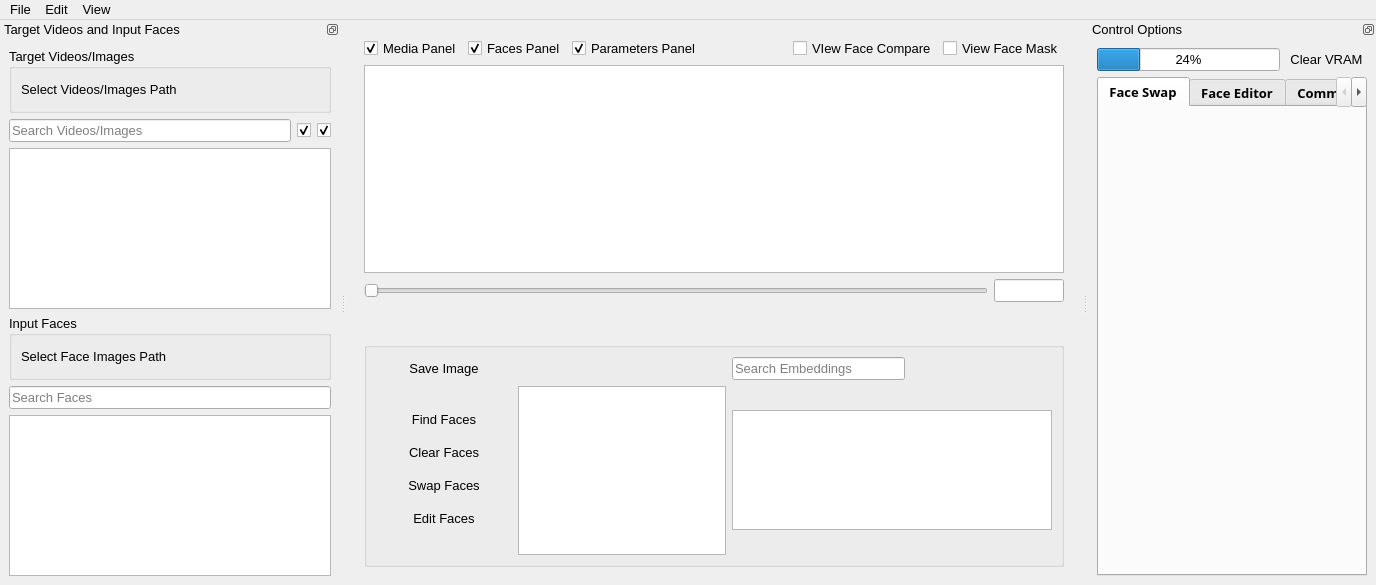
Elricfae/VisoMaster---Modded, file app/ui/core/MainWindow.ui: the form before one commit.
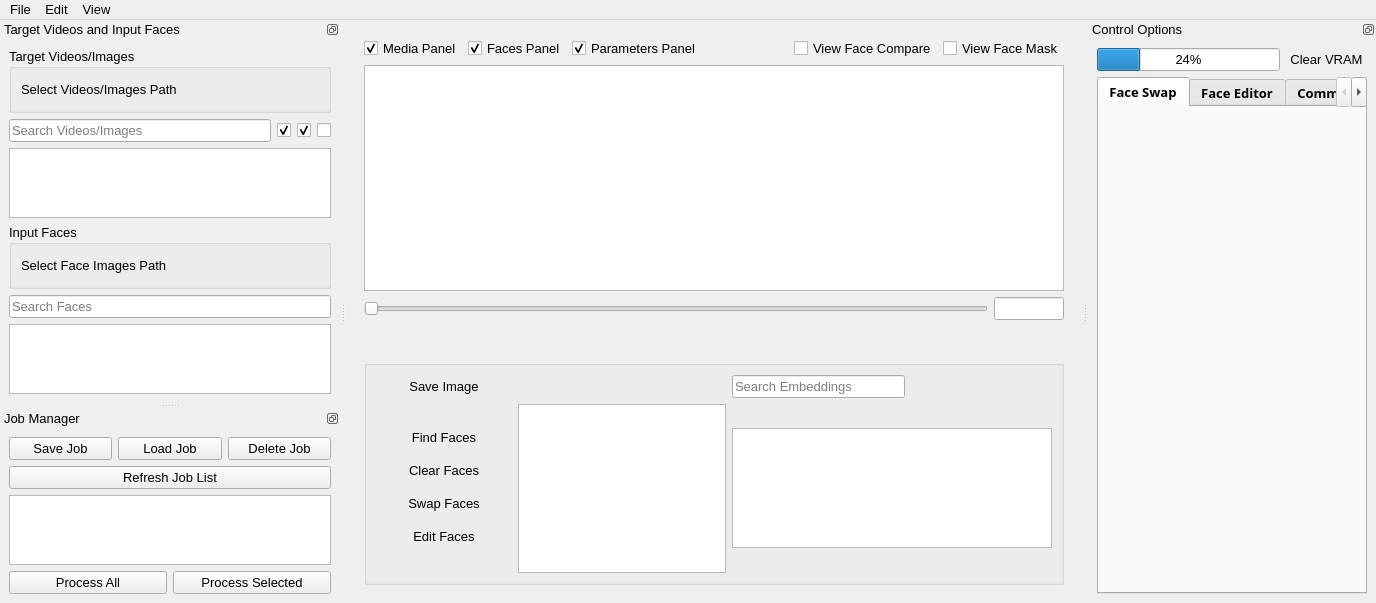
The form after the commit. Icons and pictures are not drawn.

Commit message: Added Job Manager mod

Patch:
```diff
--- a/app/ui/core/MainWindow.ui
+++ b/app/ui/core/MainWindow.ui
@@ -81,7 +81,7 @@
          <item>
           <widget class="QCheckBox" name="faceCompareCheckBox">
            <property name="text">
-            <string>VIew Face Compare</string>
+            <string>View Face Compare</string>
            </property>
           </widget>
          </item>
@@ -809,6 +809,23 @@
            </property>
           </widget>
          </item>
+         <item>
+          <widget class="QCheckBox" name="filterWebcamsCheckBox">
+           <property name="toolTip">
+            <string>Include Webcams</string>
+           </property>
+           <property name="text">
+            <string/>
+           </property>
+           <property name="icon">
+            <iconset resource="media.qrc">
+             <normaloff>:/media/media/webcam.png</normaloff>:/media/media/webcam.png</iconset>
+           </property>
+           <property name="checked">
+            <bool>false</bool>
+           </property>
+          </widget>
+         </item>
         </layout>
        </item>
        <item>
@@ -892,6 +909,78 @@
     </layout>
    </widget>
   </widget>
+  <widget class="QDockWidget" name="jobManagerDockWidget">
+    <property name="windowTitle">
+      <string>Job Manager</string>
+    </property>
+    <property name="features">
+      <set>QDockWidget::DockWidgetFeature::DockWidgetFloatable|QDockWidget::DockWidgetFeature::DockWidgetMovable</set>
+    </property>
+    <attribute name="dockWidgetArea">
+      <number>1</number>
+    </attribute>
+    <widget class="QWidget" name="dockWidgetContents_JobManager">
+      <layout class="QVBoxLayout" name="verticalLayout_JobManager">
+        <item>
+          <layout class="QHBoxLayout" name="jobControlLayout">
+            <item>
+              <widget class="QPushButton" name="addJobButton">
+                <property name="text">
+                  <string>Save Job</string>
+                </property>
+              </widget>
+            </item>
+            <item>
+              <widget class="QPushButton" name="loadJobButton">
+                <property name="text">
+                  <string>Load Job</string>
+                </property>
+              </widget>
+            </item>
+            <item>
+              <widget class="QPushButton" name="deleteJobButton">
+                <property name="text">
+                  <string>Delete Job</string>
+                </property>
+              </widget>
+            </item>
+          </layout>
+        </item>
+        <item>
+          <widget class="QPushButton" name="refreshJobListButton">
+            <property name="text">
+              <string>Refresh Job List</string>
+            </property>
+          </widget>
+        </item>
+        <item>
+          <widget class="QListWidget" name="jobQueueList">
+            <property name="sortingEnabled">
+              <bool>true</bool>
+            </property>
+          </widget>
+        </item>
+        <item>
+          <layout class="QHBoxLayout" name="processControlLayout">
+            <item>
+              <widget class="QPushButton" name="buttonProcessAll">
+                <property name="text">
+                  <string>Process All</string>
+                </property>
+              </widget>
+            </item>
+            <item>
+              <widget class="QPushButton" name="buttonProcessSelected">
+                <property name="text">
+                  <string>Process Selected</string>
+                </property>
+              </widget>
+            </item>
+          </layout>
+        </item>
+      </layout>
+    </widget>
+  </widget>
   <widget class="QDockWidget" name="controlOptionsDockWidget">
    <property name="features">
     <set>QDockWidget::DockWidgetFeature::DockWidgetFloatable|QDockWidget::DockWidgetFeature::DockWidgetMovable</set>
```
Left out of the diff: 2 changed lines with no effect on the pictures. The commit also changes 32 other files.
